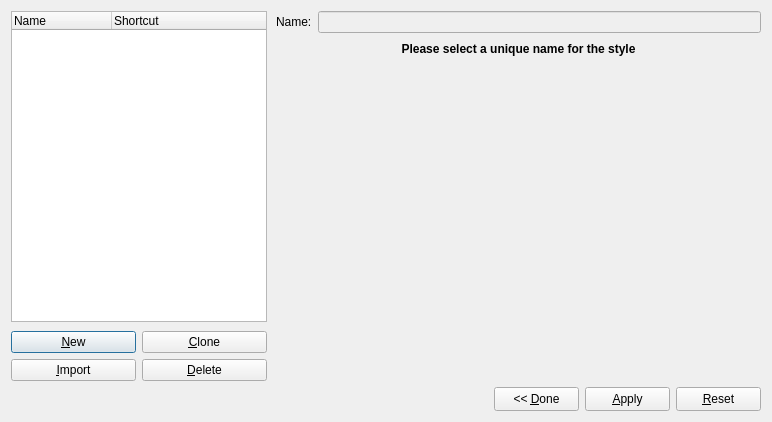
Above: scribus/ui/stylemanager.ui from scribusproject/scribus before the change. Below: the same form after it.
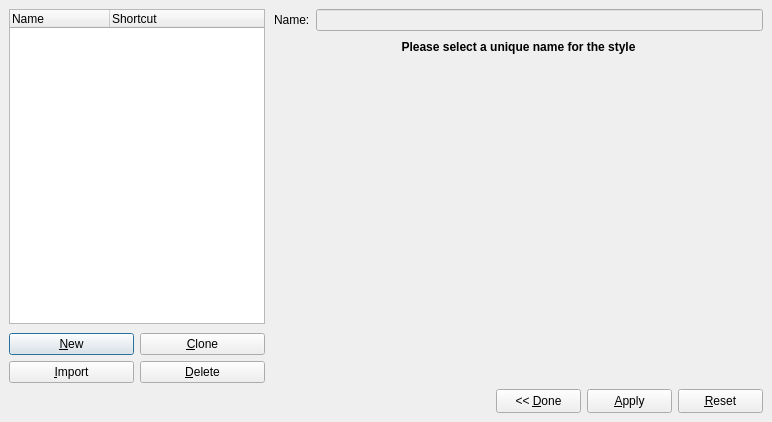
That is the form after the change. Custom widgets are drawn as their Qt base class.

Commit message: #16415: Fix default dialog margins <bubu>

What changed in the file:
```diff
--- a/scribus/ui/stylemanager.ui
+++ b/scribus/ui/stylemanager.ui
@@ -23,6 +23,18 @@
    <string>Style Manager</string>
   </property>
   <layout class="QVBoxLayout" name="verticalLayout_2">
+   <property name="leftMargin">
+    <number>9</number>
+   </property>
+   <property name="topMargin">
+    <number>9</number>
+   </property>
+   <property name="rightMargin">
+    <number>9</number>
+   </property>
+   <property name="bottomMargin">
+    <number>9</number>
+   </property>
    <item>
     <layout class="QHBoxLayout" name="horizontalLayout">
      <property name="spacing">
```
The commit also changes 8 other files.
